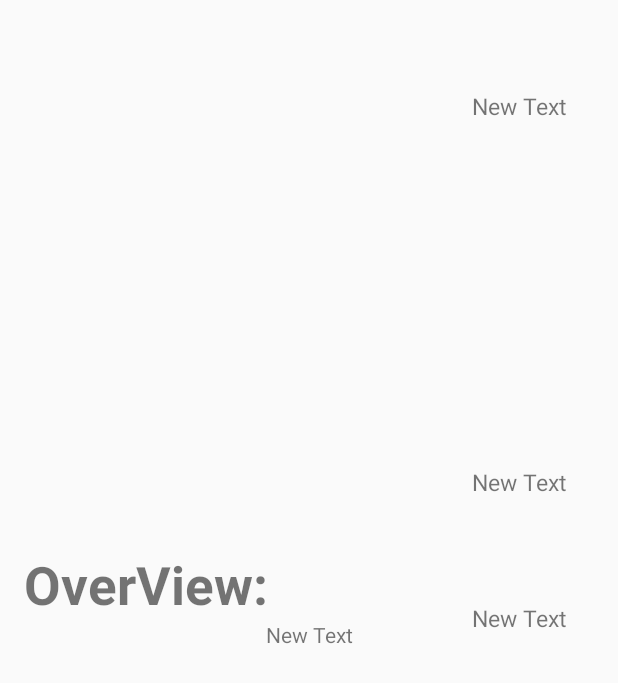
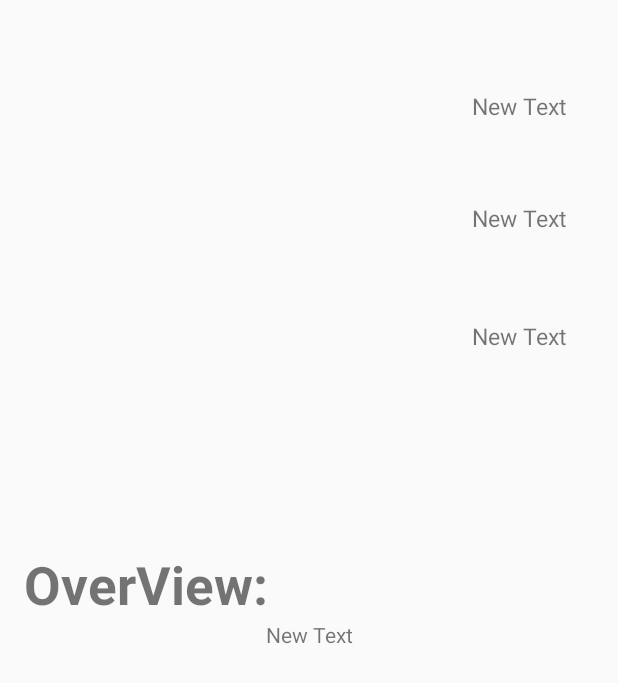
Before and after one commit to shuweizhao/Android_movies_app, an Android app: the DetailFragment screen opened directly, with no data from a screen before it, on a phone screen of 412 x 824 dp. Shown: the top 683 px of the screen. Run offline under Robolectric (Android 15) with nearby library versions, the phone set to English and light mode, and no system bars; libraries missing offline, so code that uses them is left out: com.facebook.drawee; plain views replace SimpleDraweeView; pictures from the network do not load; 7 statements that could not run were skipped.

Commit message:
modified UI and finished sorting

```diff
--- a/app/src/main/res/layout/detail_fragment.xml
+++ b/app/src/main/res/layout/detail_fragment.xml
@@ -1,6 +1,10 @@
 <?xml version="1.0" encoding="utf-8"?>
-<RelativeLayout xmlns:android="http://schemas.android.com/apk/res/android"
+<ScrollView
+    xmlns:android="http://schemas.android.com/apk/res/android"
     xmlns:app="http://schemas.android.com/apk/res-auto"
+    android:layout_height="wrap_content"
+    android:layout_width="match_parent">
+<RelativeLayout
     android:orientation="vertical"
     android:layout_width="match_parent"
     android:layout_height="match_parent"
@@ -21,7 +25,7 @@
         android:layout_height="wrap_content"
         android:text="New Text"
         android:id="@+id/detail_title"
-        android:textSize="15dp"
+        android:textSize="15sp"
         android:gravity="center"
         android:fontFamily="Mono"
         android:layout_marginTop="44dp"
@@ -33,16 +37,16 @@
         android:layout_height="wrap_content"
         android:text="New Text"
         android:gravity="center"
-        android:textSize="15dp"
+        android:textSize="15sp"
         android:id="@+id/vote_average"
-        android:layout_marginBottom="69dp"
-        android:layout_above="@+id/release_date"
-        android:layout_alignParentEnd="true" />
+        android:layout_below="@+id/detail_title"
+        android:layout_alignParentEnd="true"
+        android:layout_marginTop="53dp" />
 
     <TextView
         android:layout_width="100dp"
         android:layout_height="wrap_content"
-        android:textSize="15dp"
+        android:textSize="15sp"
         android:text="New Text"
         android:gravity="center"
         android:id="@+id/release_date"
@@ -58,7 +62,7 @@
         android:layout_below="@+id/detail_poster"
         android:layout_alignParentEnd="true"
         android:textStyle="bold"
-        android:textSize="35dp"/>
+        android:textSize="35sp"/>
 
     <TextView
         android:layout_width="wrap_content"
@@ -71,3 +75,4 @@
         android:layout_alignEnd="@+id/overview" />
 
 </RelativeLayout>
+</ScrollView>
```
Also changed, not shown: app/src/main/java/com/example/shuweizhao/movies/FragmentDisplay.java (+30 -2 lines), app/src/main/java/com/example/shuweizhao/movies/MainActivity.java (+14 -2 lines), app/src/main/res/drawable/ic_group_24dp.xml (added, +9 -0 lines), app/src/main/res/drawable/ic_keyboard_capslock_24dp.xml (added, +9 -0 lines), app/src/main/res/menu/main.xml (added, +18 -0 lines).
